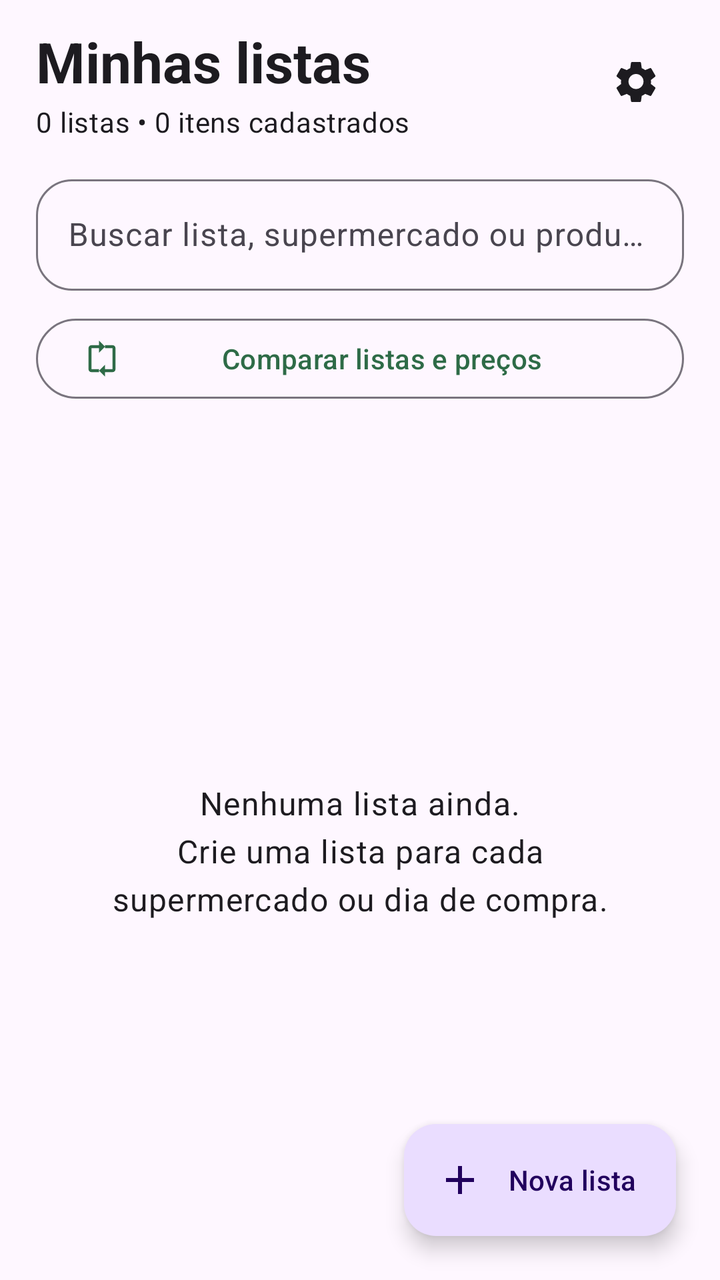
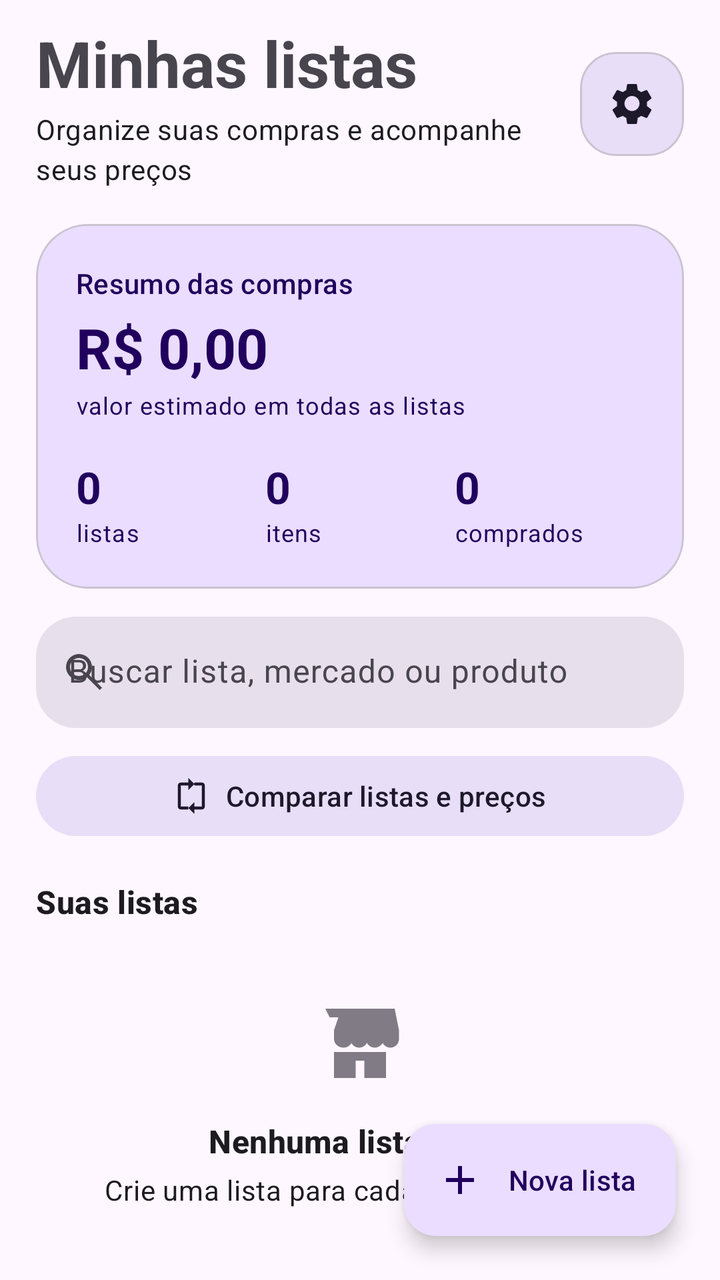

Compare the two renders of this Android layout. The source of the first and the diff that turns it into the second are given below.
<!-- AndroidManifest.xml: application theme Theme.ListaMercado -->
<!-- res/layout/activity_main.xml -->
<?xml version="1.0" encoding="utf-8"?>
<androidx.coordinatorlayout.widget.CoordinatorLayout android:id="@+id/rootMain" xmlns:android="http://schemas.android.com/apk/res/android"
    xmlns:app="http://schemas.android.com/apk/res-auto"
    android:layout_width="match_parent"
    android:layout_height="match_parent"
    android:background="?attr/colorSurface">

    <LinearLayout
        android:layout_width="match_parent"
        android:layout_height="match_parent"
        android:orientation="vertical"
        android:paddingStart="18dp"
        android:paddingTop="12dp"
        android:paddingEnd="18dp">

        <LinearLayout
            android:layout_width="match_parent"
            android:layout_height="wrap_content"
            android:gravity="center_vertical"
            android:orientation="horizontal">

            <LinearLayout
                android:layout_width="0dp"
                android:layout_height="wrap_content"
                android:layout_weight="1"
                android:orientation="vertical">

                <TextView
                    android:layout_width="match_parent"
                    android:layout_height="wrap_content"
                    android:text="Minhas listas"
                    android:textAppearance="@style/TextAppearance.Material3.HeadlineMedium"
                    android:textStyle="bold" />

                <TextView
                    android:id="@+id/textHomeSummary"
                    android:layout_width="match_parent"
                    android:layout_height="wrap_content"
                    android:layout_marginTop="2dp"
                    android:text="0 listas • 0 itens cadastrados"
                    android:textAppearance="@style/TextAppearance.Material3.BodyMedium" />
            </LinearLayout>

            <ImageButton
                android:id="@+id/buttonSettings"
                android:layout_width="48dp"
                android:layout_height="48dp"
                android:background="?attr/selectableItemBackgroundBorderless"
                android:contentDescription="Configurações"
                android:padding="12dp"
                android:src="@drawable/ic_settings" />
        </LinearLayout>

        <com.google.android.material.textfield.TextInputLayout
            style="@style/Widget.Material3.TextInputLayout.OutlinedBox"
            android:layout_width="match_parent"
            android:layout_height="wrap_content"
            android:layout_marginTop="14dp"
            android:hint="Buscar lista, supermercado ou produto"
            app:boxCornerRadiusBottomEnd="18dp"
            app:boxCornerRadiusBottomStart="18dp"
            app:boxCornerRadiusTopEnd="18dp"
            app:boxCornerRadiusTopStart="18dp">

            <com.google.android.material.textfield.TextInputEditText
                android:id="@+id/inputSearchLists"
                android:layout_width="match_parent"
                android:layout_height="wrap_content"
                android:imeOptions="actionDone"
                android:inputType="text"
                android:maxLines="1" />
        </com.google.android.material.textfield.TextInputLayout>

        <com.google.android.material.button.MaterialButton
            android:id="@+id/buttonCompare"
            style="@style/Widget.Material3.Button.OutlinedButton"
            android:layout_width="match_parent"
            android:layout_height="wrap_content"
            android:layout_marginTop="10dp"
            android:text="Comparar listas e preços"
            app:icon="@drawable/ic_compare" />

        <FrameLayout
            android:layout_width="match_parent"
            android:layout_height="0dp"
            android:layout_weight="1"
            android:layout_marginTop="8dp">

            <androidx.recyclerview.widget.RecyclerView
                android:id="@+id/recyclerLists"
                android:layout_width="match_parent"
                android:layout_height="match_parent"
                android:clipToPadding="false"
                android:paddingBottom="96dp" />

            <TextView
                android:id="@+id/textEmptyLists"
                android:layout_width="match_parent"
                android:layout_height="wrap_content"
                android:layout_gravity="center"
                android:gravity="center"
                android:padding="32dp"
                android:text="Nenhuma lista ainda.\nCrie uma lista para cada supermercado ou dia de compra."
                android:textAppearance="@style/TextAppearance.Material3.BodyLarge" />
        </FrameLayout>
    </LinearLayout>

    <com.google.android.material.floatingactionbutton.ExtendedFloatingActionButton
        android:id="@+id/fabNewList"
        android:layout_width="wrap_content"
        android:layout_height="wrap_content"
        android:layout_gravity="bottom|end"
        android:layout_margin="22dp"
        android:contentDescription="Criar nova lista"
        android:text="Nova lista"
        app:icon="@drawable/ic_add" />

</androidx.coordinatorlayout.widget.CoordinatorLayout>
<!-- resources referenced by this layout -->
<resources>
  <!-- drawable ic_add (drawable) -->
  <vector xmlns:android="http://schemas.android.com/apk/res/android" android:width="24dp" android:height="24dp" android:viewportWidth="24" android:viewportHeight="24">
      <path android:fillColor="@android:color/white" android:pathData="M19,13h-6v6h-2v-6H5v-2h6V5h2v6h6v2z" />
  </vector>
  <!-- drawable ic_compare (drawable) -->
  <vector xmlns:android="http://schemas.android.com/apk/res/android" android:width="24dp" android:height="24dp" android:viewportWidth="24" android:viewportHeight="24">
      <path android:fillColor="?attr/colorOnSurface" android:pathData="M10,3H5c-1.1,0 -2,0.9 -2,2v14c0,1.1 0.9,2 2,2h5v-2H5V5h5v3l4,-4 -4,-4v3zM19,3h-5v2h5v14h-5v-3l-4,4 4,4v-3h5c1.1,0 2,-0.9 2,-2V5c0,-1.1 -0.9,-2 -2,-2z" />
  </vector>
  <!-- drawable ic_settings (drawable) -->
  <vector xmlns:android="http://schemas.android.com/apk/res/android" android:width="24dp" android:height="24dp" android:viewportWidth="24" android:viewportHeight="24">
      <path android:fillColor="?attr/colorOnSurface" android:pathData="M19.43,12.98c0.04,-0.32 0.07,-0.65 0.07,-0.98s-0.02,-0.66 -0.07,-0.98l2.11,-1.65c0.19,-0.15 0.24,-0.42 0.12,-0.64l-2,-3.46c-0.12,-0.22 -0.37,-0.31 -0.6,-0.22l-2.49,1c-0.52,-0.4 -1.08,-0.73 -1.69,-0.98L14.5,2.42C14.47,2.18 14.25,2 14,2h-4c-0.25,0 -0.46,0.18 -0.5,0.42L9.12,5.07c-0.61,0.25 -1.18,0.59 -1.69,0.98l-2.49,-1c-0.23,-0.08 -0.48,0 -0.6,0.22l-2,3.46c-0.13,0.22 -0.07,0.49 0.12,0.64l2.11,1.65c-0.04,0.32 -0.08,0.66 -0.08,0.98s0.03,0.66 0.08,0.98l-2.11,1.65c-0.19,0.15 -0.24,0.42 -0.12,0.64l2,3.46c0.12,0.22 0.37,0.31 0.6,0.22l2.49,-1c0.52,0.4 1.08,0.73 1.69,0.98l0.38,2.65c0.04,0.24 0.25,0.42 0.5,0.42h4c0.25,0 0.46,-0.18 0.5,-0.42l0.38,-2.65c0.61,-0.25 1.18,-0.58 1.69,-0.98l2.49,1c0.23,0.08 0.48,0 0.6,-0.22l2,-3.46c0.12,-0.22 0.07,-0.49 -0.12,-0.64l-2.11,-1.65zM12,15.5A3.5,3.5 0,1 1,12 8a3.5,3.5 0,0 1,0 7.5z" />
  </vector>
  <style name="Theme.ListaMercado" parent="Theme.Material3.DayNight.NoActionBar">
          <item name="colorPrimary">@color/seed</item>
          <item name="android:navigationBarColor">?attr/colorSurface</item>
          <item name="android:statusBarColor">?attr/colorSurface</item>
          <item name="android:windowLightStatusBar" tools:targetApi="m">true</item>
      </style>
  <color name="seed">#2E6B47</color>
</resources>

<!-- the commit's change to res/layout/activity_main.xml (unified diff, before → after) -->
@@ -1,6 +1,7 @@
 <?xml version="1.0" encoding="utf-8"?>
-<androidx.coordinatorlayout.widget.CoordinatorLayout android:id="@+id/rootMain" xmlns:android="http://schemas.android.com/apk/res/android"
+<androidx.coordinatorlayout.widget.CoordinatorLayout xmlns:android="http://schemas.android.com/apk/res/android"
     xmlns:app="http://schemas.android.com/apk/res-auto"
+    android:id="@+id/rootMain"
     android:layout_width="match_parent"
     android:layout_height="match_parent"
     android:background="?attr/colorSurface">
@@ -10,7 +11,7 @@
         android:layout_height="match_parent"
         android:orientation="vertical"
         android:paddingStart="18dp"
-        android:paddingTop="12dp"
+        android:paddingTop="10dp"
         android:paddingEnd="18dp">
 
         <LinearLayout
@@ -29,7 +30,7 @@
                     android:layout_width="match_parent"
                     android:layout_height="wrap_content"
                     android:text="Minhas listas"
-                    android:textAppearance="@style/TextAppearance.Material3.HeadlineMedium"
+                    android:textAppearance="@style/TextAppearance.Material3.HeadlineLarge"
                     android:textStyle="bold" />
 
                 <TextView
@@ -37,30 +38,118 @@
                     android:layout_width="match_parent"
                     android:layout_height="wrap_content"
                     android:layout_marginTop="2dp"
-                    android:text="0 listas • 0 itens cadastrados"
+                    android:text="Organize suas compras e acompanhe seus preços"
                     android:textAppearance="@style/TextAppearance.Material3.BodyMedium" />
             </LinearLayout>
 
-            <ImageButton
-                android:id="@+id/buttonSettings"
-                android:layout_width="48dp"
-                android:layout_height="48dp"
-                android:background="?attr/selectableItemBackgroundBorderless"
-                android:contentDescription="Configurações"
-                android:padding="12dp"
-                android:src="@drawable/ic_settings" />
+            <com.google.android.material.card.MaterialCardView
+                android:layout_width="52dp"
+                android:layout_height="52dp"
+                app:cardBackgroundColor="?attr/colorSecondaryContainer"
+                app:cardCornerRadius="18dp"
+                app:cardElevation="0dp">
+
+                <ImageButton
+                    android:id="@+id/buttonSettings"
+                    android:layout_width="match_parent"
+                    android:layout_height="match_parent"
+                    android:background="?attr/selectableItemBackgroundBorderless"
+                    android:contentDescription="Configurações"
+                    android:padding="13dp"
+                    android:src="@drawable/ic_settings"
+                    android:tint="?attr/colorOnSecondaryContainer" />
+            </com.google.android.material.card.MaterialCardView>
         </LinearLayout>
 
+        <com.google.android.material.card.MaterialCardView
+            android:layout_width="match_parent"
+            android:layout_height="wrap_content"
+            android:layout_marginTop="18dp"
+            app:cardBackgroundColor="?attr/colorPrimaryContainer"
+            app:cardCornerRadius="26dp"
+            app:cardElevation="0dp">
+
+            <LinearLayout
+                android:layout_width="match_parent"
+                android:layout_height="wrap_content"
+                android:orientation="vertical"
+                android:padding="20dp">
+
+                <TextView
+                    android:layout_width="wrap_content"
+                    android:layout_height="wrap_content"
+                    android:text="Resumo das compras"
+                    android:textAppearance="@style/TextAppearance.Material3.LabelLarge"
+                    android:textColor="?attr/colorOnPrimaryContainer" />
+
+                <TextView
+                    android:id="@+id/textDashboardTotal"
+                    android:layout_width="wrap_content"
+                    android:layout_height="wrap_content"
+                    android:layout_marginTop="4dp"
+                    android:text="R$ 0,00"
+                    android:textAppearance="@style/TextAppearance.Material3.HeadlineMedium"
+                    android:textColor="?attr/colorOnPrimaryContainer"
+                    android:textStyle="bold" />
+
+                <TextView
+                    android:layout_width="wrap_content"
+                    android:layout_height="wrap_content"
+                    android:layout_marginTop="2dp"
+                    android:text="valor estimado em todas as listas"
+                    android:textAppearance="@style/TextAppearance.Material3.BodySmall"
+                    android:textColor="?attr/colorOnPrimaryContainer" />
+
+                <LinearLayout
+                    android:layout_width="match_parent"
+                    android:layout_height="wrap_content"
+                    android:layout_marginTop="18dp"
+                    android:orientation="horizontal">
+
+                    <LinearLayout
+                        android:layout_width="0dp"
+                        android:layout_height="wrap_content"
+                        android:layout_weight="1"
+                        android:orientation="vertical">
+                        <TextView android:id="@+id/textDashboardLists" android:layout_width="wrap_content" android:layout_height="wrap_content" android:text="0" android:textAppearance="@style/TextAppearance.Material3.TitleLarge" android:textColor="?attr/colorOnPrimaryContainer" android:textStyle="bold" />
+                        <TextView android:layout_width="wrap_content" android:layout_height="wrap_content" android:text="listas" android:textAppearance="@style/TextAppearance.Material3.BodySmall" android:textColor="?attr/colorOnPrimaryContainer" />
+                    </LinearLayout>
+
+                    <LinearLayout
+                        android:layout_width="0dp"
+                        android:layout_height="wrap_content"
+                        android:layout_weight="1"
+                        android:orientation="vertical">
+                        <TextView android:id="@+id/textDashboardItems" android:layout_width="wrap_content" android:layout_height="wrap_content" android:text="0" android:textAppearance="@style/TextAppearance.Material3.TitleLarge" android:textColor="?attr/colorOnPrimaryContainer" android:textStyle="bold" />
+                        <TextView android:layout_width="wrap_content" android:layout_height="wrap_content" android:text="itens" android:textAppearance="@style/TextAppearance.Material3.BodySmall" android:textColor="?attr/colorOnPrimaryContainer" />
+                    </LinearLayout>
+
+                    <LinearLayout
+                        android:layout_width="0dp"
+                        android:layout_height="wrap_content"
+                        android:layout_weight="1"
+                        android:orientation="vertical">
+                        <TextView android:id="@+id/textDashboardPurchased" android:layout_width="wrap_content" android:layout_height="wrap_content" android:text="0" android:textAppearance="@style/TextAppearance.Material3.TitleLarge" android:textColor="?attr/colorOnPrimaryContainer" android:textStyle="bold" />
+                        <TextView android:layout_width="wrap_content" android:layout_height="wrap_content" android:text="comprados" android:textAppearance="@style/TextAppearance.Material3.BodySmall" android:textColor="?attr/colorOnPrimaryContainer" />
+                    </LinearLayout>
+                </LinearLayout>
+            </LinearLayout>
+        </com.google.android.material.card.MaterialCardView>
+
         <com.google.android.material.textfield.TextInputLayout
-            style="@style/Widget.Material3.TextInputLayout.OutlinedBox"
+            style="@style/Widget.Material3.TextInputLayout.FilledBox"
             android:layout_width="match_parent"
             android:layout_height="wrap_content"
             android:layout_marginTop="14dp"
-            android:hint="Buscar lista, supermercado ou produto"
-            app:boxCornerRadiusBottomEnd="18dp"
-            app:boxCornerRadiusBottomStart="18dp"
-            app:boxCornerRadiusTopEnd="18dp"
-            app:boxCornerRadiusTopStart="18dp">
+            android:hint="Buscar lista, mercado ou produto"
+            app:boxBackgroundColor="?attr/colorSurfaceVariant"
+            app:boxCornerRadiusBottomEnd="20dp"
+            app:boxCornerRadiusBottomStart="20dp"
+            app:boxCornerRadiusTopEnd="20dp"
+            app:boxCornerRadiusTopStart="20dp"
+            app:boxStrokeWidth="0dp"
+            app:boxStrokeWidthFocused="0dp"
+            app:startIconDrawable="@drawable/ic_search">
 
             <com.google.android.material.textfield.TextInputEditText
                 android:id="@+id/inputSearchLists"
@@ -73,18 +162,27 @@
 
         <com.google.android.material.button.MaterialButton
             android:id="@+id/buttonCompare"
-            style="@style/Widget.Material3.Button.OutlinedButton"
+            style="@style/Widget.Material3.Button.TonalButton"
             android:layout_width="match_parent"
             android:layout_height="wrap_content"
             android:layout_marginTop="10dp"
             android:text="Comparar listas e preços"
-            app:icon="@drawable/ic_compare" />
+            app:icon="@drawable/ic_compare"
+            app:iconGravity="textStart" />
+
+        <TextView
+            android:layout_width="match_parent"
+            android:layout_height="wrap_content"
+            android:layout_marginTop="18dp"
+            android:layout_marginBottom="2dp"
+            android:text="Suas listas"
+            android:textAppearance="@style/TextAppearance.Material3.TitleMedium"
+            android:textStyle="bold" />
 
         <FrameLayout
             android:layout_width="match_parent"
             android:layout_height="0dp"
-            android:layout_weight="1"
-            android:layout_marginTop="8dp">
+            android:layout_weight="1">
 
             <androidx.recyclerview.widget.RecyclerView
                 android:id="@+id/recyclerLists"
@@ -93,15 +191,38 @@
                 android:clipToPadding="false"
                 android:paddingBottom="96dp" />
 
-            <TextView
+            <LinearLayout
                 android:id="@+id/textEmptyLists"
                 android:layout_width="match_parent"
                 android:layout_height="wrap_content"
                 android:layout_gravity="center"
                 android:gravity="center"
-                android:padding="32dp"
-                android:text="Nenhuma lista ainda.\nCrie uma lista para cada supermercado ou dia de compra."
-                android:textAppearance="@style/TextAppearance.Material3.BodyLarge" />
+                android:orientation="vertical"
+                android:padding="32dp">
+
+                <ImageView
+                    android:layout_width="52dp"
+                    android:layout_height="52dp"
+                    android:alpha="0.7"
+                    android:src="@drawable/ic_store"
+                    android:tint="?attr/colorOnSurfaceVariant" />
+
+                <TextView
+                    android:layout_width="wrap_content"
+                    android:layout_height="wrap_content"
+                    android:layout_marginTop="12dp"
+                    android:text="Nenhuma lista ainda"
+                    android:textAppearance="@style/TextAppearance.Material3.TitleMedium"
+                    android:textStyle="bold" />
+
+                <TextView
+                    android:layout_width="wrap_content"
+                    android:layout_height="wrap_content"
+                    android:layout_marginTop="4dp"
+                    android:gravity="center"
+                    android:text="Crie uma lista para cada supermercado, ocasião ou dia de compra."
+                    android:textAppearance="@style/TextAppearance.Material3.BodyMedium" />
+            </LinearLayout>
         </FrameLayout>
     </LinearLayout>
 
@@ -114,5 +235,4 @@
         android:contentDescription="Criar nova lista"
         android:text="Nova lista"
         app:icon="@drawable/ic_add" />
-
 </androidx.coordinatorlayout.widget.CoordinatorLayout>
<!-- resource entries referenced after the edit -->
@@ -8,9 +8,29 @@
   <vector xmlns:android="http://schemas.android.com/apk/res/android" android:width="24dp" android:height="24dp" android:viewportWidth="24" android:viewportHeight="24">
       <path android:fillColor="?attr/colorOnSurface" android:pathData="M10,3H5c-1.1,0 -2,0.9 -2,2v14c0,1.1 0.9,2 2,2h5v-2H5V5h5v3l4,-4 -4,-4v3zM19,3h-5v2h5v14h-5v-3l-4,4 4,4v-3h5c1.1,0 2,-0.9 2,-2V5c0,-1.1 -0.9,-2 -2,-2z" />
   </vector>
+  <!-- drawable ic_search (drawable) -->
+  <vector xmlns:android="http://schemas.android.com/apk/res/android"
+      android:width="24dp"
+      android:height="24dp"
+      android:viewportWidth="24"
+      android:viewportHeight="24">
+      <path
+          android:fillColor="#FF000000"
+          android:pathData="M9.5,3a6.5,6.5 0,1 0,3.98 11.64L19.85,21 21,19.85l-6.36,-6.37A6.5,6.5 0,0 0,9.5,3zM9.5,5a4.5,4.5 0,1 1,0 9,4.5 4.5,0 0,1 0,-9z" />
+  </vector>
   <!-- drawable ic_settings (drawable) -->
   <vector xmlns:android="http://schemas.android.com/apk/res/android" android:width="24dp" android:height="24dp" android:viewportWidth="24" android:viewportHeight="24">
       <path android:fillColor="?attr/colorOnSurface" android:pathData="M19.43,12.98c0.04,-0.32 0.07,-0.65 0.07,-0.98s-0.02,-0.66 -0.07,-0.98l2.11,-1.65c0.19,-0.15 0.24,-0.42 0.12,-0.64l-2,-3.46c-0.12,-0.22 -0.37,-0.31 -0.6,-0.22l-2.49,1c-0.52,-0.4 -1.08,-0.73 -1.69,-0.98L14.5,2.42C14.47,2.18 14.25,2 14,2h-4c-0.25,0 -0.46,0.18 -0.5,0.42L9.12,5.07c-0.61,0.25 -1.18,0.59 -1.69,0.98l-2.49,-1c-0.23,-0.08 -0.48,0 -0.6,0.22l-2,3.46c-0.13,0.22 -0.07,0.49 0.12,0.64l2.11,1.65c-0.04,0.32 -0.08,0.66 -0.08,0.98s0.03,0.66 0.08,0.98l-2.11,1.65c-0.19,0.15 -0.24,0.42 -0.12,0.64l2,3.46c0.12,0.22 0.37,0.31 0.6,0.22l2.49,-1c0.52,0.4 1.08,0.73 1.69,0.98l0.38,2.65c0.04,0.24 0.25,0.42 0.5,0.42h4c0.25,0 0.46,-0.18 0.5,-0.42l0.38,-2.65c0.61,-0.25 1.18,-0.58 1.69,-0.98l2.49,1c0.23,0.08 0.48,0 0.6,-0.22l2,-3.46c0.12,-0.22 0.07,-0.49 -0.12,-0.64l-2.11,-1.65zM12,15.5A3.5,3.5 0,1 1,12 8a3.5,3.5 0,0 1,0 7.5z" />
+  </vector>
+  <!-- drawable ic_store (drawable) -->
+  <vector xmlns:android="http://schemas.android.com/apk/res/android"
+      android:width="24dp"
+      android:height="24dp"
+      android:viewportWidth="24"
+      android:viewportHeight="24">
+      <path
+          android:fillColor="#FF000000"
+          android:pathData="M4,4h16l1,5v2c0,1.1 -0.9,2 -2,2 -0.76,0 -1.42,-0.43 -1.76,-1.06C16.84,12.57 16.17,13 15.4,13c-0.78,0 -1.47,-0.45 -1.8,-1.1C13.26,12.55 12.58,13 11.8,13c-0.77,0 -1.44,-0.43 -1.78,-1.06C9.68,12.57 9.02,13 8.25,13 7.01,13 6,12.1 6,11V9L7,6H5L4,4zM6,14h12v6h-5v-4h-2v4H6v-6z" />
   </vector>
   <style name="Theme.ListaMercado" parent="Theme.Material3.DayNight.NoActionBar">
           <item name="colorPrimary">@color/seed</item>
